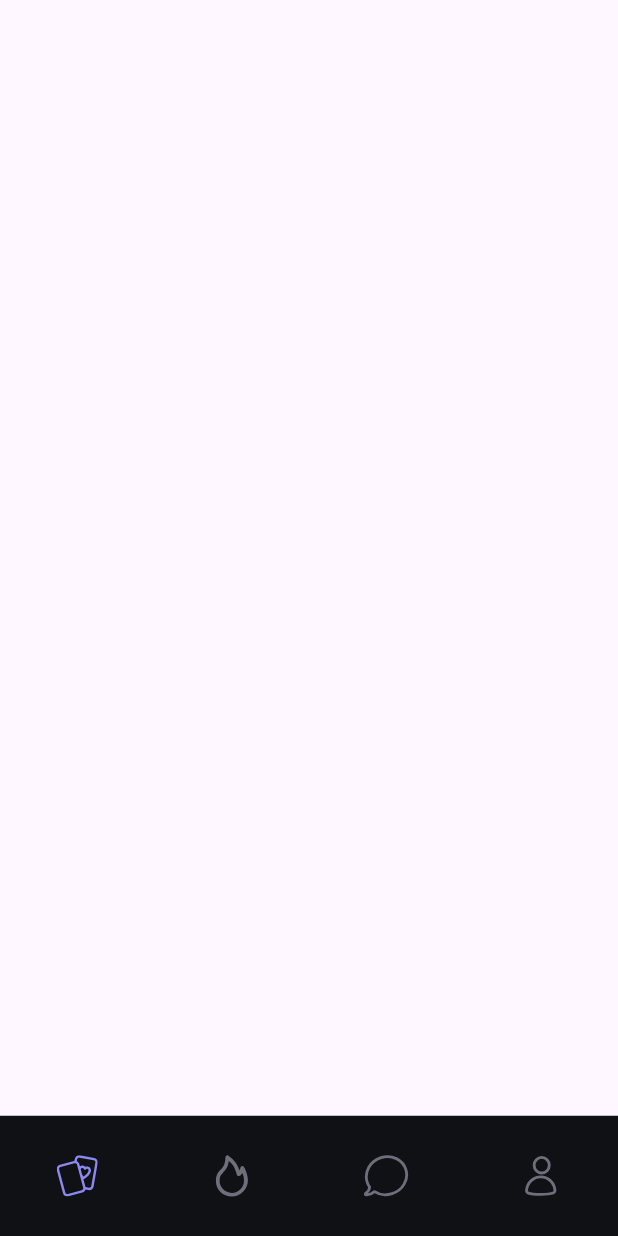
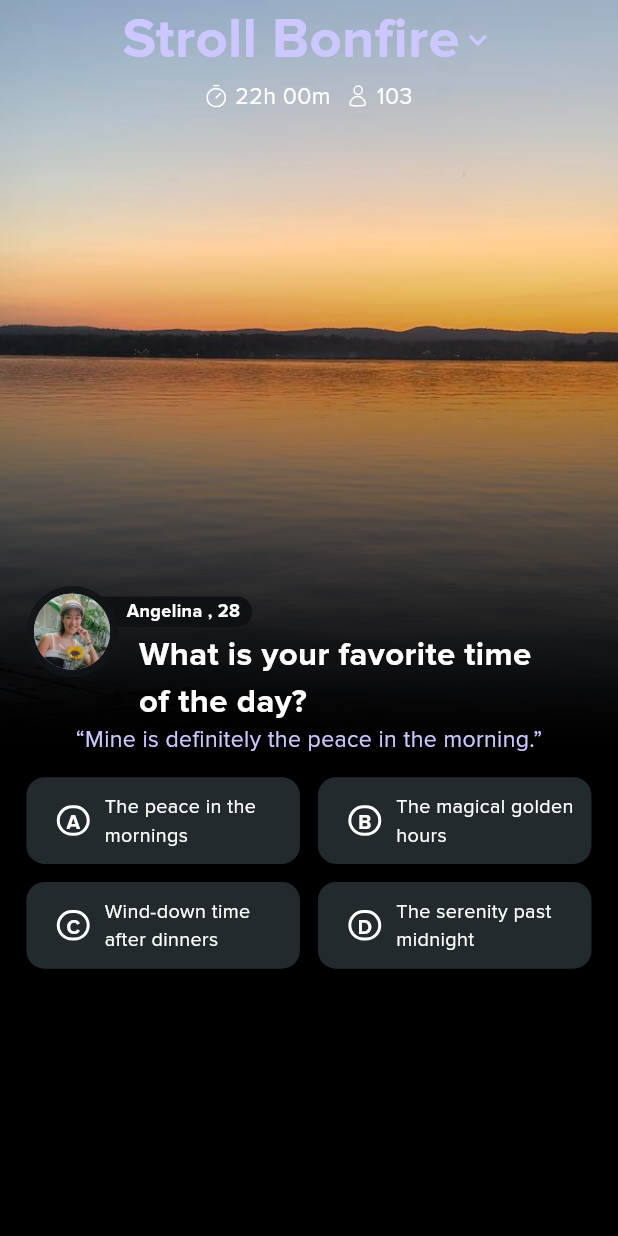
Before and after one commit to Teewhydot/buy_simply_abubakar_issa, a Flutter app: the screen it shows after launch, on a phone screen of 412 x 824 dp. Run offline on Flutter 3.47's test engine with Material 3 defaults, Android fonts, the phone set to English and light mode, and no system bars; our stand-ins replace cached_network_image, flutter_screenutil, flutter_svg, get.

Commit message:
Enhance FeInterviewTask layout with background image and gradient overlay
Continued building UI

```diff
--- a/lib/components/texts.dart
+++ b/lib/components/texts.dart
@@ -71,7 +71,6 @@ class CustomWrapText extends StatelessWidget {
             text,
             textAlign: textAlign, // Ensures text is centered
             overflow: textOverflow,
-
             style: TextStyle(
               fontFamily: "ProximaNova",
               fontSize: fontSize.sp,
--- a/lib/core/theme/colors.dart
+++ b/lib/core/theme/colors.dart
@@ -7,3 +7,4 @@ const Color kWhite = Color(0xffffffff);
 const Color kBlack = Color(0xff000000);
 const Color kNavBarColor = Color(0xff0F1115);
 const Color kNavItemColor = Color(0xff6F6E7C);
+const Color kProfileCardColor = Color(0xff121518);
--- a/lib/features/fe_interview_task/presentation/screens/fe_interview_task.dart
+++ b/lib/features/fe_interview_task/presentation/screens/fe_interview_task.dart
@@ -1,5 +1,13 @@
+import 'package:buysimply_project_abubakarissa/components/image.dart';
+import 'package:buysimply_project_abubakarissa/core/theme/colors.dart';
+import 'package:buysimply_project_abubakarissa/features/fe_interview_task/presentation/widgets/question_widget.dart';
 import 'package:flutter/material.dart';
+import 'package:flutter_screenutil/flutter_screenutil.dart';
+import 'package:get/get.dart';
 
+import '../../../../components/texts.dart';
+import '../../../../generated/assets.dart';
+import '../widgets/answers_widget.dart';
 import '../widgets/custom_nav_bar.dart';
 
 class FeInterviewTask extends StatelessWidget {
@@ -7,6 +15,113 @@ class FeInterviewTask extends StatelessWidget {
 
   @override
   Widget build(BuildContext context) {
-    return Scaffold(bottomNavigationBar: CustomNavBar());
+    return Material(
+      child: Stack(
+        children: [
+          Scaffold(
+            backgroundColor: kBlack,
+            bottomNavigationBar: CustomNavBar(),
+            body: Container(
+              width: 1.sw,
+              height: 1.sh * 0.7,
+              decoration: BoxDecoration(
+                image: DecorationImage(
+                  image: AssetImage(Assets.imagesFeBg),
+                  fit: BoxFit.cover,
+                ),
+                boxShadow: [
+                  BoxShadow(
+                    color: Colors.black,
+                    blurRadius: 30,
+                    offset: Offset(0, 10), // changes position of shadow
+                  ),
+                ],
+              ),
+            ),
+          ),
+          Positioned.fill(
+            left: 0,
+            top: 0,
+            bottom: 0,
+            child: Container(
+              width: 0.9.sw,
+              decoration: BoxDecoration(
+                backgroundBlendMode: BlendMode.darken,
+                gradient: LinearGradient(
+                  colors: [Colors.transparent, kBlack],
+                  begin: Alignment.topCenter,
+                  end: Alignment.bottomCenter,
+                  stops: [0.2, 0.6],
+                ),
+              ),
+              child: SafeArea(
+                child: Column(
+                  crossAxisAlignment: CrossAxisAlignment.start,
+                  mainAxisAlignment: MainAxisAlignment.start,
+                  children: [
+                    Row(
+                      mainAxisAlignment: MainAxisAlignment.center,
+                      children: [
+                        CustomText(
+                          text: "Stroll Bonfire",
+                          fontWeight: FontWeight.w700,
+                          fontSize: 34,
+                          color: kHeaderColor,
+                        ),
+                        Icon(Icons.keyboard_arrow_down, color: kHeaderColor),
+                      ],
+                    ),
+                    Row(
+                      mainAxisAlignment: MainAxisAlignment.center,
+                      children: [
+                        CustomAsset(
+                          assetPath: Assets.svgsTimer,
+                          width: 13,
+                          height: 15,
+                          assetType: AssetType.svg,
+                        ),
+                        5.horizontalSpace,
+                        CustomText(
+                          text: "22h 00m",
+                          fontWeight: FontWeight.w400,
+                          fontSize: 14,
+                          color: kWhite,
+                        ),
+                        10.horizontalSpace,
+                        CustomAsset(
+                          assetPath: Assets.svgsProfile,
+                          width: 13,
+                          height: 15,
+                          assetType: AssetType.svg,
+                        ),
+                        5.horizontalSpace,
+                        CustomText(
+                          text: "103",
+                          fontWeight: FontWeight.w400,
+                          fontSize: 14,
+                          color: kWhite,
+                        ),
+                      ],
+                    ),
+                    311.verticalSpace,
+                    QuestionWidget(),
+                    30.verticalSpace,
+                    CustomText(
+                      text: "“Mine is definitely the peace in the morning.”",
+                      fontWeight: FontWeight.w400,
+                      fontSize: 14,
+                      color: kHeaderColor,
+                    ),
+                    14.verticalSpace,
+                    AnswersWidget(),
+                    11.verticalSpace,
+                  ],
+                ).paddingOnly(left: 16.w, right: 16.w),
+              ),
+            ),
+          ),
+        ],
+      ),
+    );
   }
 }
--- /dev/null
+++ b/lib/features/fe_interview_task/presentation/widgets/answers_widget.dart
@@ -0,0 +1,117 @@
+import 'package:buysimply_project_abubakarissa/components/texts.dart';
+import 'package:buysimply_project_abubakarissa/core/theme/colors.dart';
+import 'package:flutter/material.dart';
+import 'package:flutter_screenutil/flutter_screenutil.dart';
+import 'package:get/get.dart';
+
+class AnswersWidget extends StatefulWidget {
+  const AnswersWidget({super.key});
+
+  @override
+  State<AnswersWidget> createState() => _AnswersWidgetState();
+}
+
+class _AnswersWidgetState extends State<AnswersWidget> {
+  int selectedIndex = -1; // Tracks the selected container index
+  final List<String> optionTexts = [
+    "The peace in the mornings",
+    "The magical golden hours",
+    "Wind-down time after dinners",
+    "The serenity past midnight",
+  ];
+
+  @override
+  Widget build(BuildContext context) {
+    return Column(
+      spacing: 12,
+      children: [
+        Wrap(
+          runSpacing: 12,
+          spacing: 12,
+          children: List.generate(optionTexts.length, (index) {
+            return GestureDetector(
+              onTap: () {
+                setState(() {
+                  selectedIndex = index; // Update the selected index
+                });
+              },
+              child: FEContainer(
+                isSelected: selectedIndex == index, // Highlight if selected
+                child: Option(
+                  text: optionTexts[index],
+                  option: String.fromCharCode(65 + index), // A, B, C, D
+                  isSelected: selectedIndex == index,
+                ),
+              ),
+            );
+          }),
+        ),
+      ],
+    );
+  }
+}
+
+class Option extends StatelessWidget {
+  final String text, option;
+  final bool isSelected;
+  const Option({
+    super.key,
+    required this.text,
+    required this.option,
+    this.isSelected = false,
+  });
+
+  @override
+  Widget build(BuildContext context) {
+    return Row(
+      mainAxisAlignment: MainAxisAlignment.center,
+      children: [
+        Container(
+          width: 20.w,
+          height: 20.h,
+          decoration: BoxDecoration(
+            color: isSelected ? kAccentColor : kContainerColor,
+            borderRadius: BorderRadius.circular(20).r,
+            border: isSelected ? null : Border.all(color: kWhite, width: 2),
+          ),
+          child: CustomText(text: option, fontSize: 12, color: kWhite),
+        ),
+        9.horizontalSpace,
+        SizedBox(
+          width: 120,
+          child: CustomWrapText(
+            text: text,
+            fontSize: 12,
+            color: kWhite,
+            fontWeight: FontWeight.w400,
+            textAlign: TextAlign.start,
+          ),
+        ),
+      ],
+    ).paddingOnly(left: 10);
+  }
+}
+
+class FEContainer extends StatelessWidget {
+  final Widget child;
+  final bool isSelected;
+  const FEContainer({
+    super.key,
+    this.child = const SizedBox(),
+    this.isSelected = false,
+  });
+
+  @override
+  Widget build(BuildContext context) {
+    return Container(
+      height: 57.h,
+      width: 166.w,
+      decoration: BoxDecoration(
+        color: kContainerColor,
+        border: isSelected ? Border.all(color: kAccentColor, width: 2) : null,
+        borderRadius: BorderRadius.circular(12).r,
+      ),
+      child: child,
+    );
+  }
+}
--- /dev/null
+++ b/lib/features/fe_interview_task/presentation/widgets/question_widget.dart
@@ -0,0 +1,76 @@
+import 'package:buysimply_project_abubakarissa/components/image.dart';
+import 'package:buysimply_project_abubakarissa/components/texts.dart';
+import 'package:buysimply_project_abubakarissa/core/theme/colors.dart';
+import 'package:flutter/material.dart';
+import 'package:flutter_screenutil/flutter_screenutil.dart';
+import 'package:get/get.dart';
+
+import '../../../../generated/assets.dart';
+
+class QuestionWidget extends StatelessWidget {
+  const QuestionWidget({super.key});
+
+  @override
+  Widget build(BuildContext context) {
+    return Stack(
+      clipBehavior: Clip.none,
+      children: [
+        ProfileCard(),
+        Positioned(
+          top: 30,
+          left: 75,
+          child: SizedBox(
+            width: 0.65.sw,
+            child: CustomWrapText(
+              text: "What is your favorite time of the day?",
+              fontWeight: FontWeight.w700,
+              fontSize: 20,
+              color: kWhite,
+              textAlign: TextAlign.start,
+            ),
+          ),
+        ),
+      ],
+    );
+  }
+}
+
+class ProfileCard extends StatelessWidget {
+  const ProfileCard({super.key});
+
+  @override
+  Widget build(BuildContext context) {
+    return Stack(
+      clipBehavior: Clip.none,
+      children: [
+        Positioned(
+          top: 7.h,
+          left: 30.w,
+          child: Container(
+            width: 107.w,
+            height: 20.h,
+            decoration: BoxDecoration(
+              color: kNavBarColor,
+              borderRadius: BorderRadius.all(Radius.circular(10).r),
+            ),
+            child: CustomText(
+              text: "Angelina , 28",
+              fontSize: 11,
+              color: kWhite,
+              fontWeight: FontWeight.w700,
+              alignment: MainAxisAlignment.end,
+            ).paddingOnly(right: 8),
+          ),
+        ),
+        CircleAvatar(
+          radius: 30.r,
+          backgroundColor: kProfileCardColor.withOpacity(0.9),
+          child: CircleAvatar(
+            radius: 25.r,
+            child: CustomAsset(assetPath: Assets.imagesPerson),
+          ),
+        ),
+      ],
+    );
+  }
+}
```
